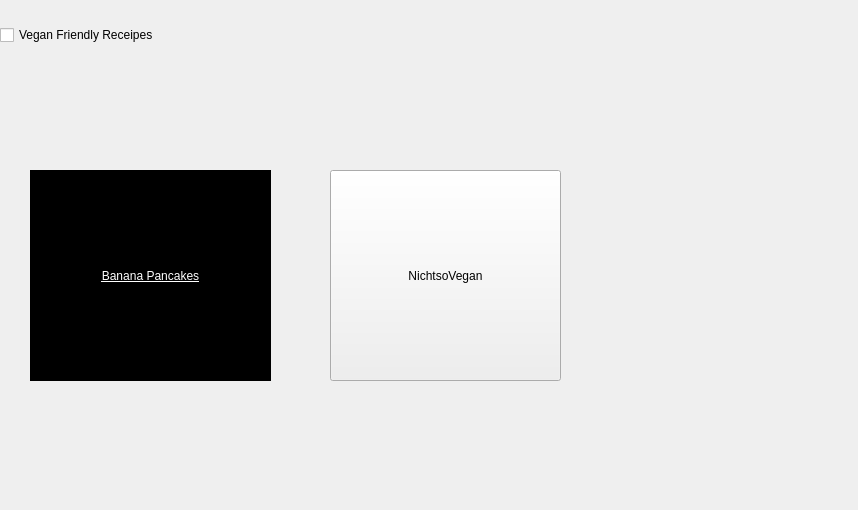
Above: CS4076Project/breakfast.ui from RobertFlan02/CS4076Project- before the change. Below: the same form after it.
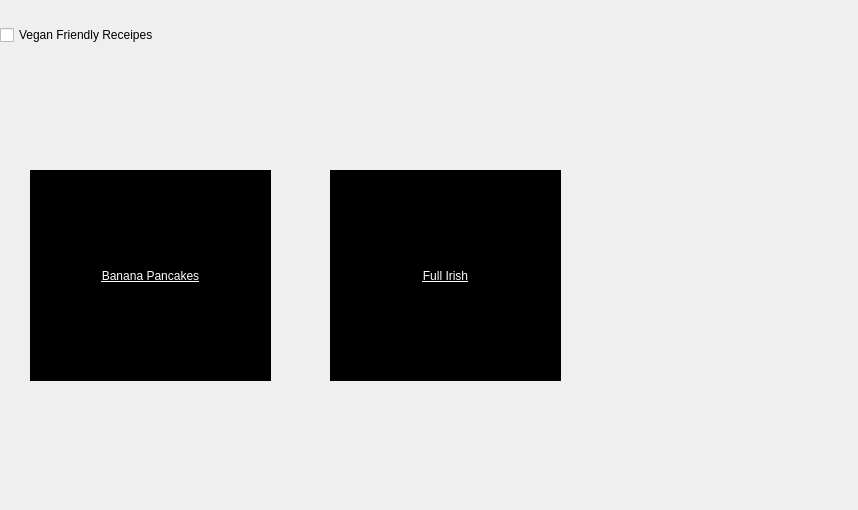
That is the form after the change. Icons and pictures are not drawn.

```diff
--- a/CS4076Project/breakfast.ui
+++ b/CS4076Project/breakfast.ui
@@ -67,8 +67,20 @@
      <height>211</height>
     </rect>
    </property>
+   <property name="styleSheet">
+    <string notr="true">#Gone{
+	
+	font: 700 18pt &quot;Segoe UI&quot;;
+	text-decoration: underline;
+    color: rgb(255, 255, 255);
+background-color: rgb(0, 0, 0);
+border-image: url(:/QTImages/fry.jpg);
+background: rgb(0, 0, 0);
+border: rgb(0, 0, 0);
+}</string>
+   </property>
    <property name="text">
-    <string>NichtsoVegan</string>
+    <string>Full Irish</string>
    </property>
   </widget>
  </widget>
```
